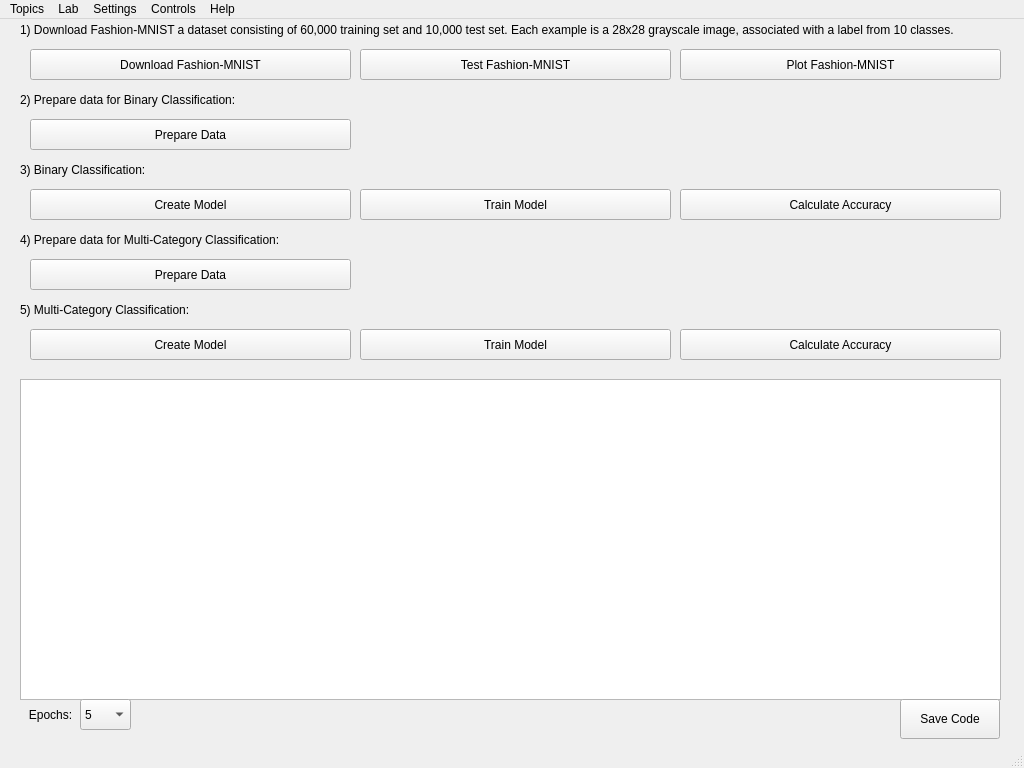
This is ui.ui in mehrdadeahady/CV_with_ML_and_DL_and_GANs as Qt 5 draws it before an edit. The edited form follows.
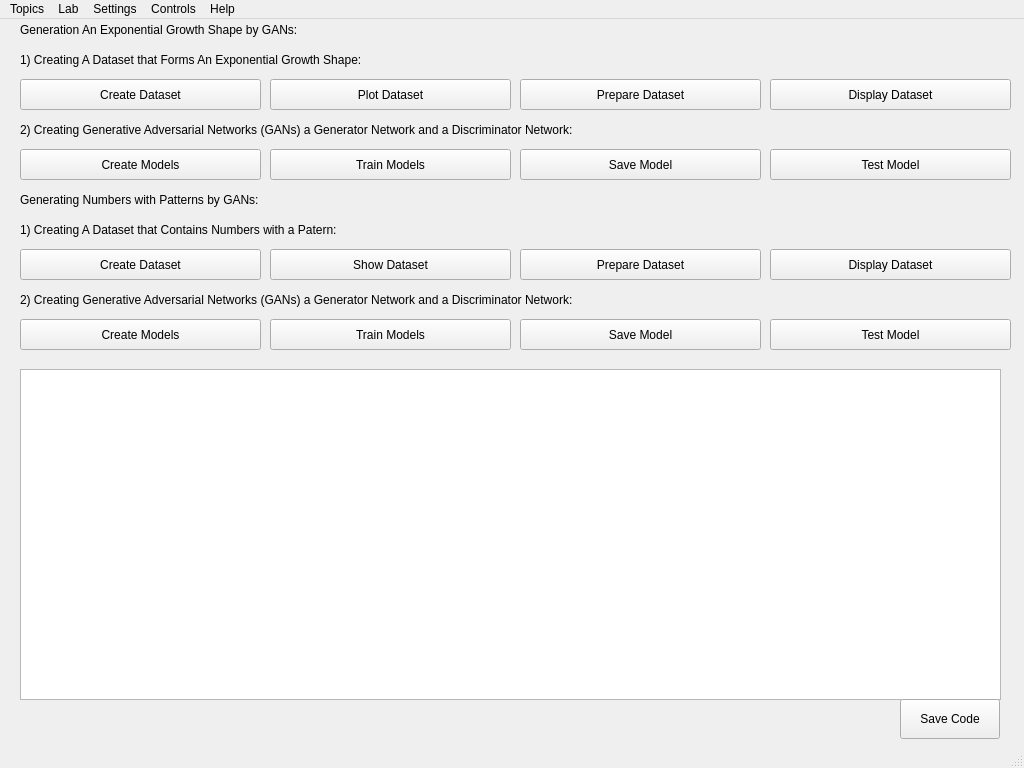
This is the edited form. Icons and pictures are not drawn.

Commit message: UI of Simple GANs Page added.

Patch:
```diff
--- a/ui.ui
+++ b/ui.ui
@@ -100,7 +100,7 @@
      </size>
     </property>
     <property name="currentIndex">
-     <number>7</number>
+     <number>8</number>
     </property>
     <widget class="QWidget" name="page_ImagesAndColorsManipulationsAndOprations">
      <property name="sizePolicy">
@@ -4925,6 +4925,317 @@
       </property>
      </widget>
     </widget>
+    <widget class="QWidget" name="page_SimpleGANs">
+     <widget class="QLabel" name="label_Shape_SimpleGANs">
+      <property name="geometry">
+       <rect>
+        <x>10</x>
+        <y>0</y>
+        <width>981</width>
+        <height>21</height>
+       </rect>
+      </property>
+      <property name="text">
+       <string>Generation An Exponential Growth Shape by GANs:</string>
+      </property>
+     </widget>
+     <widget class="QTextBrowser" name="textBrowser_SimpleGANs">
+      <property name="geometry">
+       <rect>
+        <x>10</x>
+        <y>350</y>
+        <width>981</width>
+        <height>331</height>
+       </rect>
+      </property>
+     </widget>
+     <widget class="QPushButton" name="pushButton_SaveCode_SimpleGANs">
+      <property name="geometry">
+       <rect>
+        <x>890</x>
+        <y>680</y>
+        <width>100</width>
+        <height>40</height>
+       </rect>
+      </property>
+      <property name="text">
+       <string>Save Code</string>
+      </property>
+     </widget>
+     <widget class="QLabel" name="label_Numbers_SimpleGANs">
+      <property name="geometry">
+       <rect>
+        <x>10</x>
+        <y>170</y>
+        <width>981</width>
+        <height>21</height>
+       </rect>
+      </property>
+      <property name="text">
+       <string>Generating Numbers with Patterns by GANs:</string>
+      </property>
+     </widget>
+     <widget class="QPushButton" name="pushButton_CreateDataset_Shape_SimpleGANs">
+      <property name="geometry">
+       <rect>
+        <x>10</x>
+        <y>60</y>
+        <width>241</width>
+        <height>31</height>
+       </rect>
+      </property>
+      <property name="text">
+       <string>Create Dataset</string>
+      </property>
+     </widget>
+     <widget class="QPushButton" name="pushButton_PlotDataset_Shape_SimpleGANs">
+      <property name="geometry">
+       <rect>
+        <x>260</x>
+        <y>60</y>
+        <width>241</width>
+        <height>31</height>
+       </rect>
+      </property>
+      <property name="text">
+       <string>Plot Dataset</string>
+      </property>
+     </widget>
+     <widget class="QPushButton" name="pushButton_PrepareDataset_Shape_SimpleGANs">
+      <property name="geometry">
+       <rect>
+        <x>510</x>
+        <y>60</y>
+        <width>241</width>
+        <height>31</height>
+       </rect>
+      </property>
+      <property name="text">
+       <string>Prepare Dataset</string>
+      </property>
+     </widget>
+     <widget class="QPushButton" name="pushButton_DisplayDataset_Shape_SimpleGANs">
+      <property name="geometry">
+       <rect>
+        <x>760</x>
+        <y>60</y>
+        <width>241</width>
+        <height>31</height>
+       </rect>
+      </property>
+      <property name="text">
+       <string>Display Dataset</string>
+      </property>
+     </widget>
+     <widget class="QLabel" name="label_Shape_Step1_SimpleGANs">
+      <property name="geometry">
+       <rect>
+        <x>10</x>
+        <y>30</y>
+        <width>981</width>
+        <height>21</height>
+       </rect>
+      </property>
+      <property name="text">
+       <string>1) Creating A Dataset that Forms An Exponential Growth Shape:</string>
+      </property>
+     </widget>
+     <widget class="QLabel" name="label_Shape_Step2_SimpleGANs">
+      <property name="geometry">
+       <rect>
+        <x>10</x>
+        <y>100</y>
+        <width>981</width>
+        <height>21</height>
+       </rect>
+      </property>
+      <property name="text">
+       <string>2) Creating Generative Adversarial Networks (GANs) a Generator Network and a Discriminator Network:</string>
+      </property>
+     </widget>
+     <widget class="QPushButton" name="pushButton_CreateModels_Shape_SimpleGANs">
+      <property name="geometry">
+       <rect>
+        <x>10</x>
+        <y>130</y>
+        <width>241</width>
+        <height>31</height>
+       </rect>
+      </property>
+      <property name="text">
+       <string>Create Models</string>
+      </property>
+     </widget>
+     <widget class="QPushButton" name="pushButton_TrainModels_Shape_SimpleGANs">
+      <property name="geometry">
+       <rect>
+        <x>260</x>
+        <y>130</y>
+        <width>241</width>
+        <height>31</height>
+       </rect>
+      </property>
+      <property name="text">
+       <string>Train Models</string>
+      </property>
+     </widget>
+     <widget class="QPushButton" name="pushButton_SaveModel_Shape_SimpleGANs">
+      <property name="geometry">
+       <rect>
+        <x>510</x>
+        <y>130</y>
+        <width>241</width>
+        <height>31</height>
+       </rect>
+      </property>
+      <property name="text">
+       <string>Save Model</string>
+      </property>
+     </widget>
+     <widget class="QPushButton" name="pushButton_TestModel_Shape_SimpleGANs">
+      <property name="geometry">
+       <rect>
+        <x>760</x>
+        <y>130</y>
+        <width>241</width>
+        <height>31</height>
+       </rect>
+      </property>
+      <property name="text">
+       <string>Test Model</string>
+      </property>
+     </widget>
+     <widget class="QPushButton" name="pushButton_PrepareDataset_Numbers_Step1_SimpleGANs">
+      <property name="geometry">
+       <rect>
+        <x>510</x>
+        <y>230</y>
+        <width>241</width>
+        <height>31</height>
+       </rect>
+      </property>
+      <property name="text">
+       <string>Prepare Dataset</string>
+      </property>
+     </widget>
+     <widget class="QPushButton" name="pushButton_ShowDataset_Numbers_Step1_SimpleGANs">
+      <property name="geometry">
+       <rect>
+        <x>260</x>
+        <y>230</y>
+        <width>241</width>
+        <height>31</height>
+       </rect>
+      </property>
+      <property name="text">
+       <string>Show Dataset</string>
+      </property>
+     </widget>
+     <widget class="QPushButton" name="pushButton_DisplayDataset_Numbers_Step1_SimpleGANs">
+      <property name="geometry">
+       <rect>
+        <x>760</x>
+        <y>230</y>
+        <width>241</width>
+        <height>31</height>
+       </rect>
+      </property>
+      <property name="text">
+       <string>Display Dataset</string>
+      </property>
+     </widget>
+     <widget class="QPushButton" name="pushButton_CreateDataset_Numbers_Step1_SimpleGANs">
+      <property name="geometry">
+       <rect>
+        <x>10</x>
+        <y>230</y>
+        <width>241</width>
+        <height>31</height>
+       </rect>
+      </property>
+      <property name="text">
+       <string>Create Dataset</string>
+      </property>
+     </widget>
+     <widget class="QLabel" name="label_Numbers_Step1_SimpleGANs">
+      <property name="geometry">
+       <rect>
+        <x>10</x>
+        <y>200</y>
+        <width>981</width>
+        <height>21</height>
+       </rect>
+      </property>
+      <property name="text">
+       <string>1) Creating A Dataset that Contains Numbers with a Patern:</string>
+      </property>
+     </widget>
+     <widget class="QPushButton" name="pushButton_TrainModels_Numbers_SimpleGANs">
+      <property name="geometry">
+       <rect>
+        <x>260</x>
+        <y>300</y>
+        <width>241</width>
+        <height>31</height>
+       </rect>
+      </property>
+      <property name="text">
+       <string>Train Models</string>
+      </property>
+     </widget>
+     <widget class="QPushButton" name="pushButton_SaveModel_Numbers_SimpleGANs">
+      <property name="geometry">
+       <rect>
+        <x>510</x>
+        <y>300</y>
+        <width>241</width>
+        <height>31</height>
+       </rect>
+      </property>
+      <property name="text">
+       <string>Save Model</string>
+      </property>
+     </widget>
+     <widget class="QLabel" name="label_Numbers_Step2_SimpleGANs">
+      <property name="geometry">
+       <rect>
+        <x>10</x>
+        <y>270</y>
+        <width>981</width>
+        <height>21</height>
+       </rect>
+      </property>
+      <property name="text">
+       <string>2) Creating Generative Adversarial Networks (GANs) a Generator Network and a Discriminator Network:</string>
+      </property>
+     </widget>
+     <widget class="QPushButton" name="pushButton_CreateModels_Numbers_SimpleGANs">
+      <property name="geometry">
+       <rect>
+        <x>10</x>
+        <y>300</y>
+        <width>241</width>
+        <height>31</height>
+       </rect>
+      </property>
+      <property name="text">
+       <string>Create Models</string>
+      </property>
+     </widget>
+     <widget class="QPushButton" name="pushButton_TestModel_Numbers_SimpleGANs">
+      <property name="geometry">
+       <rect>
+        <x>760</x>
+        <y>300</y>
+        <width>241</width>
+        <height>31</height>
+       </rect>
+      </property>
+      <property name="text">
+       <string>Test Model</string>
+      </property>
+     </widget>
+    </widget>
     <widget class="QWidget" name="page_AboutAuthorDeveloper">
      <widget class="QTextBrowser" name="textBrowser_AboutAuthorDeveloper">
       <property name="geometry">
```
The commit also changes 3 other files.
